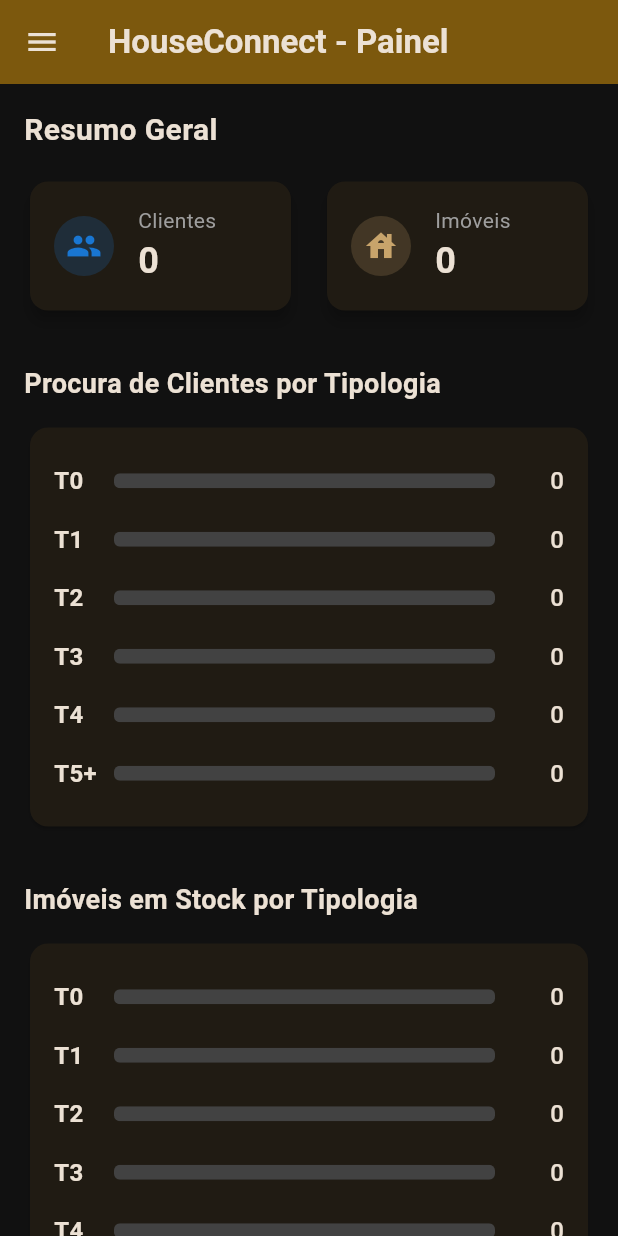
After one commit to DavidCosta2695/Projeto-Final, a Flutter app: the DashboardPage screen opened by its route, on a phone screen of 412 x 824 dp. The commit adds this screen. Run offline on Flutter 3.47's test engine with Material 3 defaults, Android fonts, the phone set to English and light mode, and no system bars; our stand-ins replace cloud_firestore, firebase_auth, firebase_core, google_sign_in, image_picker; accounts and stored records are empty.

Commit message:
Adição da página de Dashboard com navegação e exibição de estatísticas de clientes e imóveis

```diff
--- /dev/null
+++ b/lib/ecras/dashboard.dart
@@ -0,0 +1,254 @@
+import 'package:flutter/material.dart';
+import '../modelos/cliente.dart';
+import '../modelos/propriedade.dart';
+import '../data/bd.dart';
+import 'configuracoes.dart';
+
+class DashboardPage extends StatefulWidget {
+  const DashboardPage({super.key});
+
+  @override
+  State<DashboardPage> createState() => _DashboardPageState();
+}
+
+class _DashboardPageState extends State<DashboardPage> {
+  final FirebaseService _firebaseService = FirebaseService();
+
+
+  final List<String> _tipologiasGlobais = ['T0', 'T1', 'T2', 'T3', 'T4', 'T5+'];
+
+  @override
+  Widget build(BuildContext context) {
+    const corTema = Color(0xFFC8A46B); // O amarelo/ouro da vossa app
+
+    return Scaffold(
+      appBar: AppBar(
+        title: const Text('HouseConnect - Painel', style: TextStyle(fontWeight: FontWeight.bold)),
+        backgroundColor: Theme.of(context).colorScheme.inversePrimary,
+      ),
+
+      // --- DRAWER ---
+      drawer: Drawer(
+        child: ListView(
+          padding: EdgeInsets.zero,
+          children: [
+            DrawerHeader(
+              decoration: BoxDecoration(color: Theme.of(context).colorScheme.inversePrimary),
+              child: const Column(
+                crossAxisAlignment: CrossAxisAlignment.start,
+                mainAxisAlignment: MainAxisAlignment.end,
+                children: [
+                  Text('HouseConnect', style: TextStyle(fontSize: 22, fontWeight: FontWeight.bold)),
+                  Text('Menu de Navegação', style: TextStyle(fontSize: 14, color: Colors.grey)),
+                ],
+              ),
+            ),
+            ListTile(
+              leading: const Icon(Icons.dashboard, color: corTema),
+              title: const Text('Início / Dashboard'),
+              onTap: () => Navigator.pop(context), // Já está aqui, só fecha
+            ),
+            ListTile(
+              leading: const Icon(Icons.people),
+              title: const Text('Gestão de Clientes'),
+              onTap: () {
+                Navigator.pop(context);
+                Navigator.pushReplacementNamed(context, '/clientes');
+              },
+            ),
+            ListTile(
+              leading: const Icon(Icons.house),
+              title: const Text('Gestão de Imóveis'),
+              onTap: () {
+                Navigator.pop(context);
+                Navigator.pushReplacementNamed(context, '/imoveis');
+              },
+            ),
+            const Divider(),
+            ListTile(
+              leading: const Icon(Icons.settings),
+              title: const Text('Configurações'),
+              onTap: () {
+                Navigator.pop(context);
+                Navigator.push(
+                  context,
+                  MaterialPageRoute(builder: (context) => const ConfiguracoesPage()),
+                );
+              },
+            ),
+          ],
+        ),
+      ),
+
+
+      body: StreamBuilder<List<Cliente>>(
+        stream: _firebaseService.listarClientes(),
+        builder: (context, clientSnapshot) {
+          return StreamBuilder<List<Propriedade>>(
+            stream: _firebaseService.listarPropriedades(),
+            builder: (context, propertySnapshot) {
+
+
+              if (clientSnapshot.connectionState == ConnectionState.waiting ||
+                  propertySnapshot.connectionState == ConnectionState.waiting) {
+                return const Center(child: CircularProgressIndicator());
+              }
+
+              final clientes = clientSnapshot.data ?? [];
+              final propriedades = propertySnapshot.data ?? [];
+
+              // 1. Cálculos de Totais Básicos
+              int totalClientes = clientes.length;
+              int totalImoveis = propriedades.length;
+
+              // 2. Cálculo de Clientes por Tipologia
+              Map<String, int> contagemClientesTipologia = {for (var t in _tipologiasGlobais) t: 0};
+              for (var c in clientes) {
+                if (contagemClientesTipologia.containsKey(c.tipologia)) {
+                  contagemClientesTipologia[c.tipologia] = contagemClientesTipologia[c.tipologia]! + 1;
+                }
+              }
+
+              // 3. Cálculo de Imóveis por Tipologia
+              Map<String, int> contagemImoveisTipologia = {for (var t in _tipologiasGlobais) t: 0};
+              for (var p in propriedades) {
+                if (contagemImoveisTipologia.containsKey(p.tipologia)) {
+                  contagemImoveisTipologia[p.tipologia] = contagemImoveisTipologia[p.tipologia]! + 1;
+                }
+              }
+
+              return SingleChildScrollView(
+                padding: const EdgeInsets.all(16.0),
+                child: Column(
+                  crossAxisAlignment: CrossAxisAlignment.start,
+                  children: [
+                    const Text('Resumo Geral', style: TextStyle(fontSize: 20, fontWeight: FontWeight.bold)),
+                    const SizedBox(height: 16),
+
+
+                    Row(
+                      children: [
+                        Expanded(
+                          child: _construirCartaoTotal(
+                            'Clientes',
+                            totalClientes.toString(),
+                            Icons.people,
+                            Colors.blue.shade700
+                          ),
+                        ),
+                        const SizedBox(width: 16),
+                        Expanded(
+                          child: _construirCartaoTotal(
+                            'Imóveis',
+                            totalImoveis.toString(),
+                            Icons.house,
+                            corTema
+                          ),
+                        ),
+                      ],
+                    ),
+                    const SizedBox(height: 32),
+
+
+                    const Text('Procura de Clientes por Tipologia', style: TextStyle(fontSize: 18, fontWeight: FontWeight.bold)),
+                    const SizedBox(height: 12),
+                    Card(
+                      child: Padding(
+                        padding: const EdgeInsets.all(16.0),
+                        child: Column(
+                          children: _tipologiasGlobais.map((t) {
+                            int qtd = contagemClientesTipologia[t] ?? 0;
+                            double percentagem = totalClientes > 0 ? qtd / totalClientes : 0.0;
+                            return _construirBarraEstatistica(t, qtd, percentagem, Colors.blue);
+                          }).toList(),
+                        ),
+                      ),
+                    ),
+                    const SizedBox(height: 32),
+
+
+                    const Text('Imóveis em Stock por Tipologia', style: TextStyle(fontSize: 18, fontWeight: FontWeight.bold)),
+                    const SizedBox(height: 12),
+                    Card(
+                      child: Padding(
+                        padding: const EdgeInsets.all(16.0),
+                        child: Column(
+                          children: _tipologiasGlobais.map((t) {
+                            int qtd = contagemImoveisTipologia[t] ?? 0;
+                            double percentagem = totalImoveis > 0 ? qtd / totalImoveis : 0.0;
+                            return _construirBarraEstatistica(t, qtd, percentagem, corTema);
+                          }).toList(),
+                        ),
+                      ),
+                    ),
+                  ],
+                ),
+              );
+            },
+          );
+        },
+      ),
+    );
+  }
+
+
+  Widget _construirCartaoTotal(String titulo, String valor, IconData icone, Color cor) {
+    return Card(
+      elevation: 4,
+      child: Padding(
+        padding: const EdgeInsets.all(16.0),
+        child: Row(
+          children: [
+            CircleAvatar(
+              backgroundColor: cor.withOpacity(0.2),
+              child: Icon(icone, color: cor),
+            ),
+            const SizedBox(width: 16),
+            Column(
+              crossAxisAlignment: CrossAxisAlignment.start,
+              children: [
+                Text(titulo, style: const TextStyle(color: Colors.grey, fontSize: 14)),
+                Text(valor, style: const TextStyle(fontSize: 24, fontWeight: FontWeight.bold)),
+              ],
+            )
+          ],
+        ),
+      ),
+    );
+  }
+
+
+  Widget _construirBarraEstatistica(String tipologia, int quantidade, double percentagem, Color corDaBarra) {
+    return Padding(
+      padding: const EdgeInsets.symmetric(vertical: 8.0),
+      child: Row(
+        children: [
+          SizedBox(
+            width: 40,
+            child: Text(tipologia, style: const TextStyle(fontWeight: FontWeight.bold, fontSize: 16)),
+          ),
+          Expanded(
+            child: ClipRRect(
+              borderRadius: BorderRadius.circular(4),
+              child: LinearProgressIndicator(
+                value: percentagem,
+                backgroundColor: Colors.grey.shade800,
+                color: corDaBarra,
+                minHeight: 10,
+              ),
+            ),
+          ),
+          const SizedBox(width: 16),
+          Container(
+            width: 30,
+            alignment: Alignment.centerRight,
+            child: Text(
+              quantidade.toString(),
+              style: const TextStyle(fontSize: 16, fontWeight: FontWeight.w500)
+            ),
+          ),
+        ],
+      ),
+    );
+  }
+}
--- a/lib/ecras/lista_clientes.dart
+++ b/lib/ecras/lista_clientes.dart
@@ -26,54 +26,48 @@ class _ClientListPageState extends State<ClientListPage> {
         ),
         backgroundColor: Theme.of(context).colorScheme.inversePrimary,
       ),
-      drawer: Drawer(
+drawer: Drawer(
         child: ListView(
           padding: EdgeInsets.zero,
           children: [
             DrawerHeader(
-              decoration: BoxDecoration(
-                color: Theme.of(context).colorScheme.inversePrimary,
-              ),
+              decoration: BoxDecoration(color: Theme.of(context).colorScheme.inversePrimary),
               child: const Column(
                 crossAxisAlignment: CrossAxisAlignment.start,
                 mainAxisAlignment: MainAxisAlignment.end,
                 children: [
-                  SizedBox(height: 8),
-                  Text(
-                    'Menu Principal',
-                    style: TextStyle(fontSize: 20, fontWeight: FontWeight.bold),
-                  ),
+                  Text('HouseConnect', style: TextStyle(fontSize: 22, fontWeight: FontWeight.bold)),
+                  Text('Menu de Navegação', style: TextStyle(fontSize: 14, color: Colors.grey)),
                 ],
               ),
             ),
             ListTile(
-              leading: const Icon(Icons.people),
-              title: const Text('Gestão de Clientes'),
+              leading: const Icon(Icons.dashboard),
+              title: const Text('Início / Dashboard'),
               onTap: () {
                 Navigator.pop(context);
+                Navigator.pushReplacementNamed(context, '/home'); // Vai para o dashboard
               },
+            ),
+            ListTile(
+              leading: const Icon(Icons.people, color: Color(0xFFC8A46B)),
+              title: const Text('Gestão de Clientes'),
+              onTap: () => Navigator.pop(context), // Já está aqui, só fecha
             ),
             ListTile(
               leading: const Icon(Icons.house),
               title: const Text('Gestão de Imóveis'),
               onTap: () {
-
                 Navigator.pop(context);
-
-                Navigator.pushReplacement(
-                  context,
-                  MaterialPageRoute(
-                    builder: (context) => const PropertyListPage(),
-                  ),
-                );
+                Navigator.pushReplacementNamed(context, '/imoveis');
               },
             ),
-        const Divider(), // Cria um risco horizontal para separar visualmente
+            const Divider(),
             ListTile(
               leading: const Icon(Icons.settings),
               title: const Text('Configurações'),
               onTap: () {
-                Navigator.pop(context); // Fecha a gaveta
+                Navigator.pop(context);
                 Navigator.push(
                   context,
                   MaterialPageRoute(builder: (context) => const ConfiguracoesPage()),
--- a/lib/ecras/lista_propriedades.dart
+++ b/lib/ecras/lista_propriedades.dart
@@ -27,43 +27,40 @@ class _PropertyListPageState extends State<PropertyListPage> {
         backgroundColor: Theme.of(context).colorScheme.inversePrimary,
       ),
       // --- Menu Lateral (Drawer) para navegação ---
-      drawer: Drawer(
+drawer: Drawer(
         child: ListView(
           padding: EdgeInsets.zero,
           children: [
             DrawerHeader(
-              decoration: BoxDecoration(
-                color: Theme.of(context).colorScheme.inversePrimary,
-              ),
+              decoration: BoxDecoration(color: Theme.of(context).colorScheme.inversePrimary),
               child: const Column(
                 crossAxisAlignment: CrossAxisAlignment.start,
                 mainAxisAlignment: MainAxisAlignment.end,
                 children: [
-                  SizedBox(height: 8),
-                  Text(
-                    'Menu Principal',
-                    style: TextStyle(fontSize: 20, fontWeight: FontWeight.bold),
-                  ),
+                  Text('HouseConnect', style: TextStyle(fontSize: 22, fontWeight: FontWeight.bold)),
+                  Text('Menu de Navegação', style: TextStyle(fontSize: 14, color: Colors.grey)),
                 ],
               ),
             ),
             ListTile(
-              leading: const Icon(Icons.people),
+              leading: const Icon(Icons.dashboard),
+              title: const Text('Início / Dashboard'),
+              onTap: () {
+                Navigator.pop(context);
+                Navigator.pushReplacementNamed(context, '/home'); // Vai para o dashboard
+              },
+            ),
+            ListTile(
+              leading: const Icon(Icons.people, color: Color(0xFFC8A46B)),
               title: const Text('Gestão de Clientes'),
-              onTap: () {
-                // Fecha o menu e muda para o ecrã de clientes
-                Navigator.pop(context);
-                Navigator.pushReplacement(
-                  context,
-                  MaterialPageRoute(builder: (context) => const ClientListPage()),
-                );
-              },
+              onTap: () => Navigator.pop(context), // Já está aqui, só fecha
             ),
             ListTile(
               leading: const Icon(Icons.house),
               title: const Text('Gestão de Imóveis'),
               onTap: () {
                 Navigator.pop(context);
+                Navigator.pushReplacementNamed(context, '/imoveis');
               },
             ),
             const Divider(),
@@ -71,7 +68,7 @@ class _PropertyListPageState extends State<PropertyListPage> {
               leading: const Icon(Icons.settings),
               title: const Text('Configurações'),
               onTap: () {
-                Navigator.pop(context); // Fecha a gaveta
+                Navigator.pop(context);
                 Navigator.push(
                   context,
                   MaterialPageRoute(builder: (context) => const ConfiguracoesPage()),
--- a/lib/main.dart
+++ b/lib/main.dart
@@ -1,10 +1,12 @@
 import 'package:flutter/material.dart';
 import 'package:firebase_core/firebase_core.dart';
 import 'firebase_options.dart';
-
 import 'ecras/lista_clientes.dart';
 import 'ecras/login.dart';
 import 'servicos/auth_servico.dart';
+import 'ecras/dashboard.dart';
+import 'ecras/lista_clientes.dart';
+import 'ecras/lista_propriedades.dart';
 
 void main() async {
   WidgetsFlutterBinding.ensureInitialized();
@@ -37,12 +39,13 @@ class HouseConnectApp extends StatelessWidget {
         useMaterial3: true,
       ),
 
-      // ✅ DECISÃO LOGIN vs APP
       initialRoute: auth.currentUser == null ? '/login' : '/home',
 
       routes: {
         '/login': (context) => const LoginPage(),
-        '/home': (context) => const ClientListPage(),
+        '/home': (context) => const DashboardPage(),
+        '/clientes': (context) => const ClientListPage(),
+        '/imoveis': (context) => const PropertyListPage(),
       },
     );
   }
```
